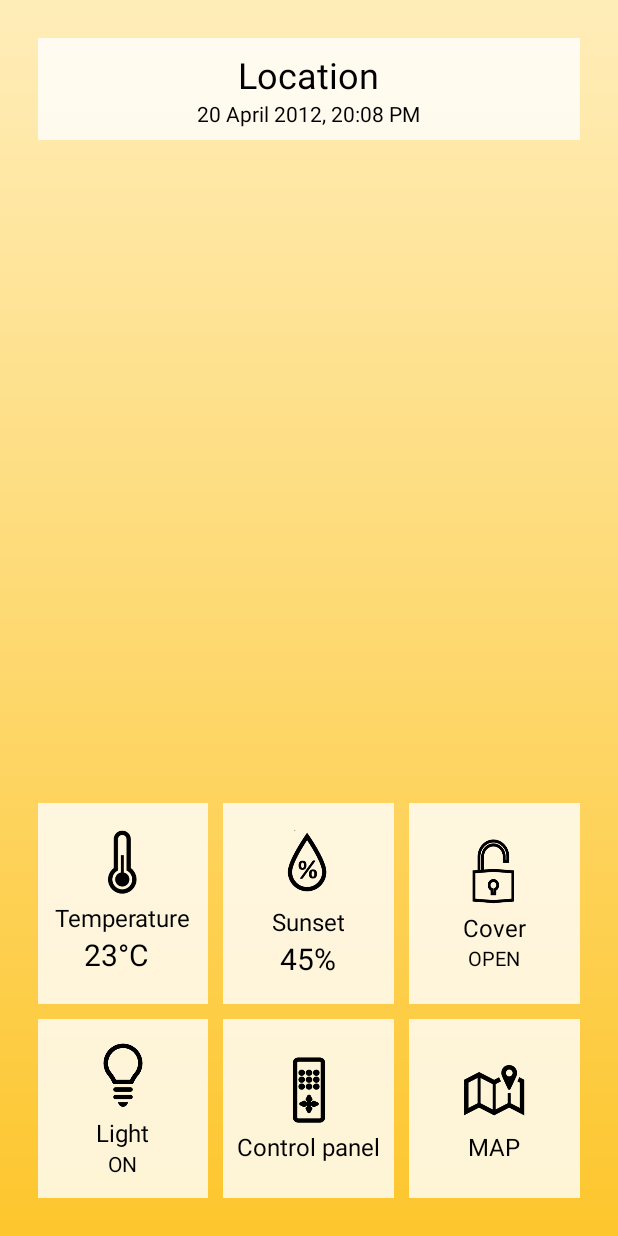
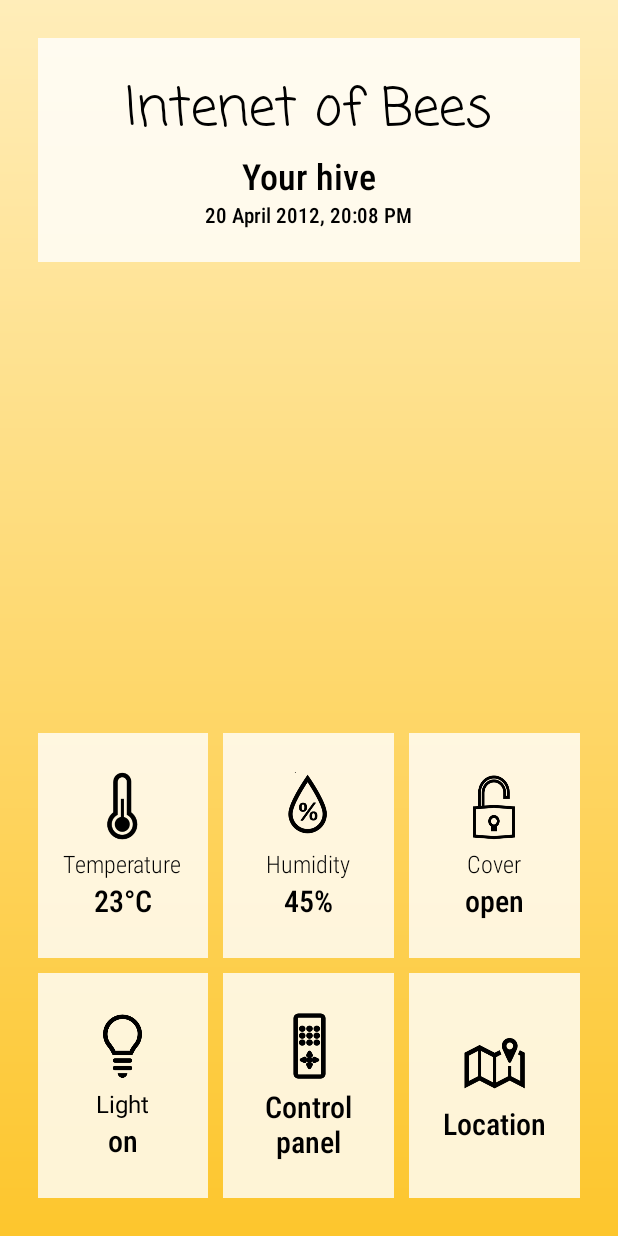
Before and after one commit to Roszczyk/Projekt_PBL5, an Android app: the screen it shows after launch (MainActivity), on a phone screen of 412 x 824 dp. Run offline under Robolectric (Android 15) with nearby library versions, the phone set to English and light mode, and no system bars.

Commit message:
Clearer homepage UI

```diff
--- a/Aplikacja/app/src/main/res/layout/activity_main.xml
+++ b/Aplikacja/app/src/main/res/layout/activity_main.xml
@@ -1,13 +1,13 @@
 <?xml version="1.0" encoding="utf-8"?>
-<RelativeLayout
-    xmlns:android="http://schemas.android.com/apk/res/android"
+<RelativeLayout xmlns:android="http://schemas.android.com/apk/res/android"
     xmlns:app="http://schemas.android.com/apk/res-auto"
     xmlns:tools="http://schemas.android.com/tools"
-    android:orientation="vertical"
     android:layout_width="match_parent"
     android:layout_height="match_parent"
+    android:background="@drawable/gradient_bg"
+    android:orientation="vertical"
     android:padding="25dp"
-    android:background="@drawable/gradient_bg"
+    android:fontFamily="sans-serif-light"
     tools:context=".MainActivity">
 
     <RelativeLayout
@@ -19,11 +19,11 @@
         <LinearLayout
             android:id="@+id/addressContainer"
             android:layout_width="match_parent"
-            android:layout_height="wrap_content"
+            android:layout_height="149dp"
+            android:layout_weight="1"
+            android:background="#CCFFFFFF"
             android:gravity="center"
             android:orientation="vertical"
-            android:layout_weight="1"
-            android:background="#CCFFFFFF"
             android:padding="8dp">
 
 
@@ -31,13 +31,24 @@
                 android:id="@+id/address"
                 android:layout_width="wrap_content"
                 android:layout_height="wrap_content"
-                android:text="Location"
+                android:fontFamily="casual"
+                android:fontWeight="800"
+                android:text="Intenet of Bees"
+                android:textSize="35dp" />
+
+
+            <TextView
+                android:layout_width="wrap_content"
+                android:layout_height="wrap_content"
+                android:fontFamily="sans-serif-condensed-medium"
+                android:text="Your hive"
                 android:textSize="24dp" />
 
             <TextView
                 android:id="@+id/updated_at"
                 android:layout_width="wrap_content"
                 android:layout_height="wrap_content"
+                android:fontFamily="sans-serif-condensed-medium"
                 android:text="20 April 2012, 20:08 PM"
                 android:textSize="14dp" />
         </LinearLayout>
@@ -51,7 +62,7 @@
 
             <LinearLayout
                 android:layout_width="match_parent"
-                android:layout_height="134dp"
+                android:layout_height="150dp"
                 android:orientation="horizontal"
                 android:weightSum="3">
 
@@ -66,7 +77,7 @@
 
                     <ImageView
                         android:layout_width="50dp"
-                        android:layout_height="47dp"
+                        android:layout_height="50dp"
                         android:src="@drawable/thermometer"
                         app:tint="#000000" />
 
@@ -77,13 +88,15 @@
                     <TextView
                         android:layout_width="wrap_content"
                         android:layout_height="wrap_content"
+                        android:fontFamily="sans-serif-condensed-light"
                         android:text="Temperature"
                         android:textSize="16dp" />
 
                     <TextView
                         android:id="@+id/temperature"
-                        android:layout_width="51dp"
-                        android:layout_height="30dp"
+                        android:layout_width="wrap_content"
+                        android:layout_height="wrap_content"
+                        android:fontFamily="sans-serif-condensed-medium"
                         android:text="23°C"
                         android:textSize="20dp" />
                 </LinearLayout>
@@ -102,7 +115,7 @@
                     android:padding="8dp">
 
                     <ImageView
-                        android:layout_width="48dp"
+                        android:layout_width="50dp"
                         android:layout_height="50dp"
                         android:src="@drawable/humidity"
                         app:tint="#000000" />
@@ -114,12 +127,14 @@
                     <TextView
                         android:layout_width="wrap_content"
                         android:layout_height="wrap_content"
-                        android:text="Sunset"
+                        android:fontFamily="sans-serif-condensed-light"
+                        android:text="Humidity"
                         android:textSize="16dp" />
 
                     <TextView
                         android:id="@+id/humidity"
                         android:layout_width="wrap_content"
+                        android:fontFamily="sans-serif-condensed-medium"
                         android:layout_height="wrap_content"
                         android:text="45%"
                         android:textSize="20dp" />
@@ -139,7 +154,7 @@
                     android:padding="8dp">
 
                     <ImageView
-                        android:layout_width="48dp"
+                        android:layout_width="50dp"
                         android:layout_height="50dp"
                         android:src="@drawable/openclose"
                         app:tint="#000000" />
@@ -151,6 +166,7 @@
                     <TextView
                         android:layout_width="wrap_content"
                         android:layout_height="wrap_content"
+                        android:fontFamily="sans-serif-condensed-light"
                         android:text="Cover"
                         android:textSize="16dp" />
 
@@ -158,8 +174,9 @@
                         android:id="@+id/openstatus"
                         android:layout_width="wrap_content"
                         android:layout_height="wrap_content"
-                        android:text="OPEN"
-                        android:textSize="13dp" />
+                        android:fontFamily="sans-serif-condensed-medium"
+                        android:text="open"
+                        android:textSize="20dp" />
 
                 </LinearLayout>
 
@@ -171,7 +188,7 @@
 
             <LinearLayout
                 android:layout_width="match_parent"
-                android:layout_height="119dp"
+                android:layout_height="150dp"
                 android:orientation="horizontal"
                 android:weightSum="3">
 
@@ -185,7 +202,7 @@
                     android:padding="8dp">
 
                     <ImageView
-                        android:layout_width="48dp"
+                        android:layout_width="50dp"
                         android:layout_height="50dp"
                         android:src="@drawable/light"
                         app:tint="#000000" />
@@ -204,8 +221,9 @@
                         android:id="@+id/lightstatus"
                         android:layout_width="wrap_content"
                         android:layout_height="wrap_content"
-                        android:text="ON"
-                        android:textSize="14dp" />
+                        android:fontFamily="sans-serif-condensed-medium"
+                        android:text="on"
+                        android:textSize="20dp" />
                 </LinearLayout>
 
                 <Space
@@ -222,7 +240,7 @@
                     android:padding="8dp">
 
                     <ImageView
-                        android:layout_width="48dp"
+                        android:layout_width="50dp"
                         android:layout_height="50dp"
                         android:src="@drawable/contol"
                         app:tint="#000000" />
@@ -234,8 +252,10 @@
                     <TextView
                         android:layout_width="wrap_content"
                         android:layout_height="wrap_content"
+                        android:textAlignment="center"
+                        android:fontFamily="sans-serif-condensed-medium"
                         android:text="Control panel"
-                        android:textSize="16dp" />
+                        android:textSize="20dp" />
 
 
                 </LinearLayout>
@@ -249,12 +269,13 @@
                     android:layout_height="match_parent"
                     android:layout_weight="1"
                     android:background="#CCFFFFFF"
+                    android:clickable="true"
                     android:gravity="center"
                     android:orientation="vertical"
                     android:padding="8dp">
 
                     <ImageView
-                        android:layout_width="48dp"
+                        android:layout_width="50dp"
                         android:layout_height="50dp"
                         android:src="@drawable/map"
                         app:tint="#000000" />
@@ -266,8 +287,10 @@
                     <TextView
                         android:layout_width="wrap_content"
                         android:layout_height="wrap_content"
-                        android:text="MAP"
-                        android:textSize="16dp" />
+                        android:fontFamily="sans-serif-condensed-medium"
+                        android:textAlignment="center"
+                        android:text="Location"
+                        android:textSize="20dp" />
 
                 </LinearLayout>
             </LinearLayout>
@@ -276,5 +299,13 @@
 
     </RelativeLayout>
 
+    <ProgressBar android:id="@+id/loader" android:layout_width="wrap_content"
+        android:layout_height="wrap_content" android:layout_centerInParent="true"
+        android:visibility="gone"/>
+
+    <TextView android:id="@+id/errorText" android:layout_width="wrap_content"
+        android:layout_height="wrap_content" android:layout_centerInParent="true"
+        android:visibility="gone" android:text="Something went wrong"/>
+
 
 </RelativeLayout>
--- a/Aplikacja/app/src/main/res/values/themes.xml
+++ b/Aplikacja/app/src/main/res/values/themes.xml
@@ -7,6 +7,7 @@
         <item name="colorPrimary">#122259</item>
         <item name="colorPrimaryDark">#122259</item>
         <item name="android:textColor">#000000</item>
+
     </style>
 
     <style name="Theme.Hive" parent="Base.Theme.Hive" />
```
